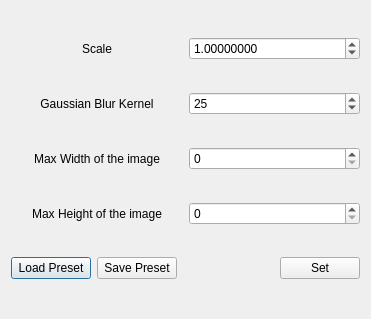
The window that settings.ui (RakhulR/MODVORTEx) describes before a commit, drawn with Qt 5.
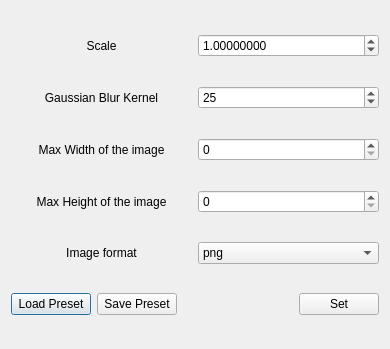
The same window after the commit.

```diff
--- a/settings.ui
+++ b/settings.ui
@@ -6,8 +6,8 @@
    <rect>
     <x>0</x>
     <y>0</y>
-    <width>371</width>
-    <height>319</height>
+    <width>390</width>
+    <height>349</height>
    </rect>
   </property>
   <property name="sizePolicy">
@@ -18,14 +18,14 @@
   </property>
   <property name="minimumSize">
    <size>
-    <width>371</width>
-    <height>319</height>
+    <width>390</width>
+    <height>349</height>
    </size>
   </property>
   <property name="maximumSize">
    <size>
-    <width>371</width>
-    <height>319</height>
+    <width>390</width>
+    <height>349</height>
    </size>
   </property>
   <property name="windowTitle">
@@ -146,6 +146,42 @@
      </item>
     </layout>
    </item>
+   <item>
+    <layout class="QHBoxLayout" name="horizontalLayout_6">
+     <item>
+      <widget class="QLabel" name="label_5">
+       <property name="toolTip">
+        <string>The format of the image to be loaded</string>
+       </property>
+       <property name="text">
+        <string>Image format</string>
+       </property>
+       <property name="alignment">
+        <set>Qt::AlignCenter</set>
+       </property>
+      </widget>
+     </item>
+     <item>
+      <widget class="QComboBox" name="img_type_box">
+       <item>
+        <property name="text">
+         <string>png</string>
+        </property>
+       </item>
+       <item>
+        <property name="text">
+         <string>jpeg/jpg</string>
+        </property>
+       </item>
+       <item>
+        <property name="text">
+         <string>webp</string>
+        </property>
+       </item>
+      </widget>
+     </item>
+    </layout>
+   </item>
    <item>
     <layout class="QHBoxLayout" name="horizontalLayout_5">
      <item>
```
Left out of the diff: 3 changed lines with no effect on the pictures.
